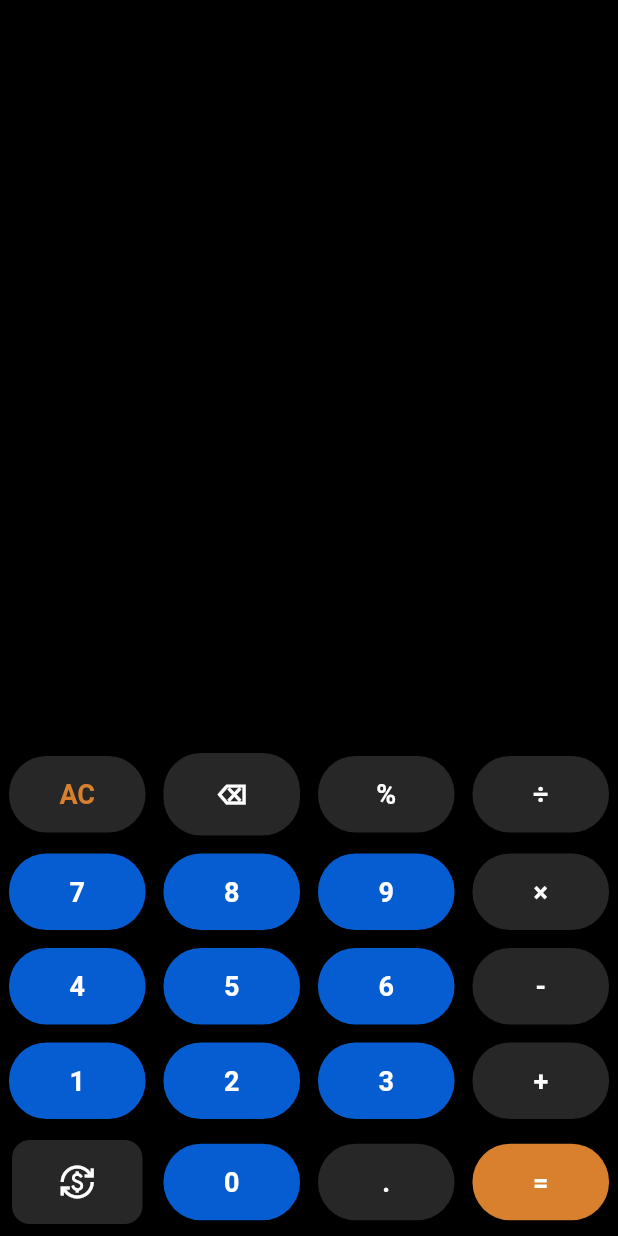
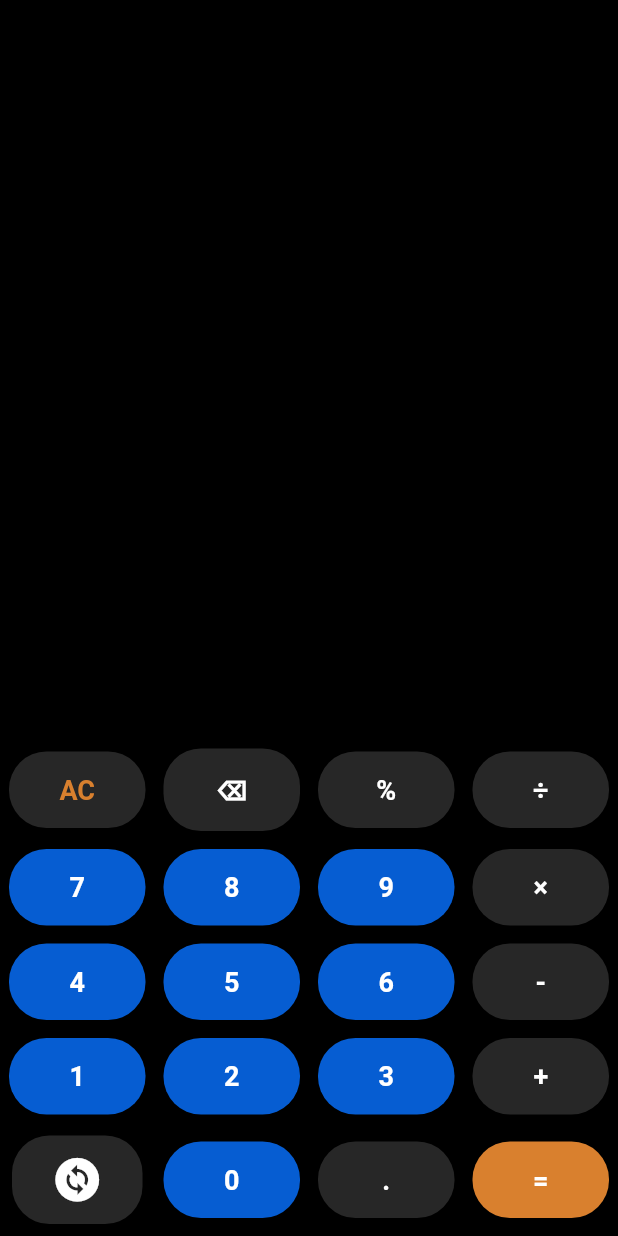
Before and after one commit to git-ADG/Flutter-Calculator-for-E-Cell, a Flutter app: the screen it shows after launch, on a phone screen of 412 x 824 dp. Run offline on Flutter 3.47's test engine with Material 2 defaults, Android fonts, the phone set to English and light mode, and no system bars; our stand-ins replace math_expressions.

Commit message:
change calculator button icon changed

```diff
--- a/lib/calculator.dart
+++ b/lib/calculator.dart
@@ -172,15 +172,15 @@ class _CalculatorState extends State<Calculator> {
                   child: ElevatedButton(
                       style: ElevatedButton.styleFrom(
                           shape: RoundedRectangleBorder(
-                              borderRadius: BorderRadius.circular(12)),
+                              borderRadius: BorderRadius.circular(25)),
                           backgroundColor:
                               isScientific ? orangeColor : operatorColor,
-                          padding: const EdgeInsets.all(16)),
+                          padding: const EdgeInsets.all(12)),
                       onPressed: () {
                         isScientific = !isScientific;
                         setState(() {});
                       },
-                      child: const Icon(Icons.currency_exchange))),
+                      child: const Icon(Icons.change_circle,size: 35,))),
             ),
             button(text: "0"),
             button(text: ".", buttonbgColor: operatorColor),
@@ -257,15 +257,15 @@ class _CalculatorState extends State<Calculator> {
                   child: ElevatedButton(
                       style: ElevatedButton.styleFrom(
                           shape: RoundedRectangleBorder(
-                              borderRadius: BorderRadius.circular(12)),
+                              borderRadius: BorderRadius.circular(25)),
                           backgroundColor:
                               isScientific ? orangeColor : operatorColor,
-                          padding: const EdgeInsets.all(16)),
+                          padding: const EdgeInsets.all(12)),
                       onPressed: () {
                         isScientific = !isScientific;
                         setState(() {});
                       },
-                      child: const Icon(Icons.currency_exchange))),
+                      child: const Icon(Icons.change_circle,size: 30,))),
             ),
             button(text: ",", buttonbgColor: operatorColor),
             button(text: "0"),
```
